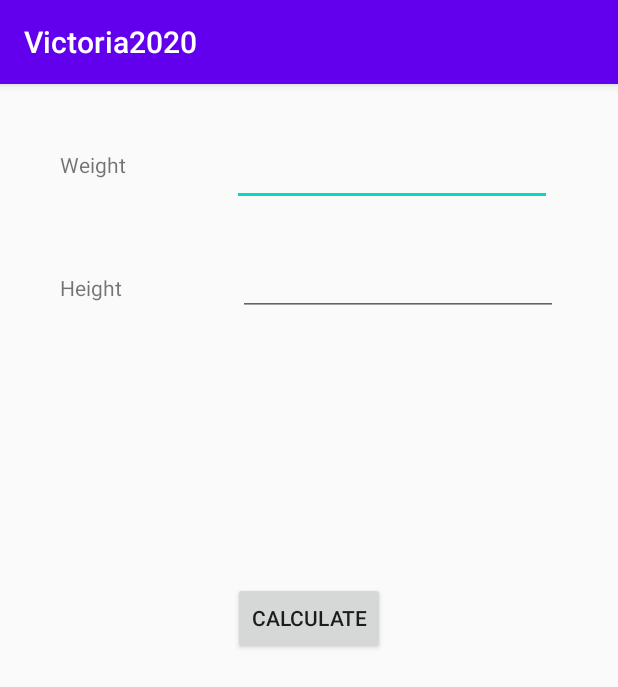
After one commit to VictoriaMolina/Moviles2020, an Android app: the IMC screen opened directly, with no data from a screen before it, on a phone screen of 412 x 824 dp. The commit adds this screen. Shown: the top 687 px of the screen. Run offline under Robolectric (Android 15) with nearby library versions, the phone set to English and light mode, and no system bars.

Commit message:
Se agregó actividad de IMC e internacionalizacón

```diff
--- a/Victoria2020/app/src/main/AndroidManifest.xml
+++ b/Victoria2020/app/src/main/AndroidManifest.xml
@@ -9,7 +9,8 @@
         android:roundIcon="@mipmap/ic_launcher_round"
         android:supportsRtl="true"
         android:theme="@style/AppTheme">
-        <activity android:name=".StringAndIntActivity"></activity>
+        <activity android:name=".IMC"></activity>
+        <activity android:name=".StringAndIntActivity" />
         <activity android:name=".SecondActivity" />
         <activity android:name=".MainActivity">
             <intent-filter>
--- a/Victoria2020/app/src/main/java/com/example/victoria2020/MainActivity.kt
+++ b/Victoria2020/app/src/main/java/com/example/victoria2020/MainActivity.kt
@@ -33,5 +33,11 @@ class MainActivity : AppCompatActivity() {
             startActivity(intent)
         }
 
+        btn_IMC.setOnClickListener {
+            val intent = Intent(this, IMC::class.java).apply {
+            }
+            startActivity(intent)
+        }
+
     }
 }
--- /dev/null
+++ b/Victoria2020/app/src/main/res/layout/activity_i_m_c.xml
@@ -0,0 +1,76 @@
+<?xml version="1.0" encoding="utf-8"?>
+<androidx.constraintlayout.widget.ConstraintLayout xmlns:android="http://schemas.android.com/apk/res/android"
+    xmlns:app="http://schemas.android.com/apk/res-auto"
+    xmlns:tools="http://schemas.android.com/tools"
+    android:layout_width="match_parent"
+    android:layout_height="match_parent"
+    tools:context=".IMC">
+
+    <TextView
+        android:id="@+id/txtPeso"
+        android:layout_width="46dp"
+        android:layout_height="30dp"
+        android:layout_marginStart="40dp"
+        android:layout_marginTop="44dp"
+        android:text="@string/weight"
+        app:layout_constraintStart_toStartOf="parent"
+        app:layout_constraintTop_toTopOf="parent" />
+
+    <EditText
+        android:id="@+id/numPeso"
+        android:layout_width="wrap_content"
+        android:layout_height="wrap_content"
+        android:layout_marginTop="36dp"
+        android:layout_marginEnd="44dp"
+        android:ems="10"
+        android:inputType="numberDecimal"
+        app:layout_constraintEnd_toEndOf="parent"
+        app:layout_constraintTop_toTopOf="parent" />
+
+    <TextView
+        android:id="@+id/textView12"
+        android:layout_width="wrap_content"
+        android:layout_height="wrap_content"
+        android:layout_marginStart="40dp"
+        android:layout_marginTop="52dp"
+        android:text="@string/height"
+        app:layout_constraintStart_toStartOf="parent"
+        app:layout_constraintTop_toBottomOf="@+id/txtPeso" />
+
+    <EditText
+        android:id="@+id/numEstatura"
+        android:layout_width="wrap_content"
+        android:layout_height="wrap_content"
+        android:layout_marginTop="28dp"
+        android:layout_marginEnd="40dp"
+        android:ems="10"
+        android:inputType="numberDecimal"
+        app:layout_constraintEnd_toEndOf="parent"
+        app:layout_constraintTop_toBottomOf="@+id/numPeso" />
+
+    <EditText
+        android:id="@+id/estatusPaciente"
+        android:layout_width="362dp"
+        android:layout_height="59dp"
+        android:layout_marginBottom="492dp"
+        android:ems="10"
+        android:inputType="textPersonName"
+        android:text="Name"
+        android:visibility="invisible"
+        app:layout_constraintBottom_toBottomOf="parent"
+        app:layout_constraintEnd_toEndOf="parent"
+        app:layout_constraintHorizontal_bias="0.497"
+        app:layout_constraintStart_toStartOf="parent" />
+
+    <Button
+        android:id="@+id/btnCalcular"
+        android:layout_width="wrap_content"
+        android:layout_height="wrap_content"
+        android:layout_marginBottom="388dp"
+        android:text="@string/Calculate"
+        app:layout_constraintBottom_toBottomOf="parent"
+        app:layout_constraintEnd_toEndOf="parent"
+        app:layout_constraintHorizontal_bias="0.5"
+        app:layout_constraintStart_toStartOf="parent" />
+
+</androidx.constraintlayout.widget.ConstraintLayout>
--- a/Victoria2020/app/src/main/res/values/strings.xml
+++ b/Victoria2020/app/src/main/res/values/strings.xml
@@ -1,3 +1,7 @@
 <resources>
     <string name="app_name">Victoria2020</string>
+    <string name="Fill_all_the_fields">Please fill all the fields first</string>
+    <string name="weight">Weight</string>
+    <string name="height">Height</string>
+    <string name="Calculate">Calculate</string>
 </resources>
```
Also changed, not shown: Victoria2020/app/src/main/java/com/example/victoria2020/IMC.kt (added, +43 -0 lines), Victoria2020/app/src/main/res/layout/activity_main.xml (+10 -0 lines), 1 other file.
